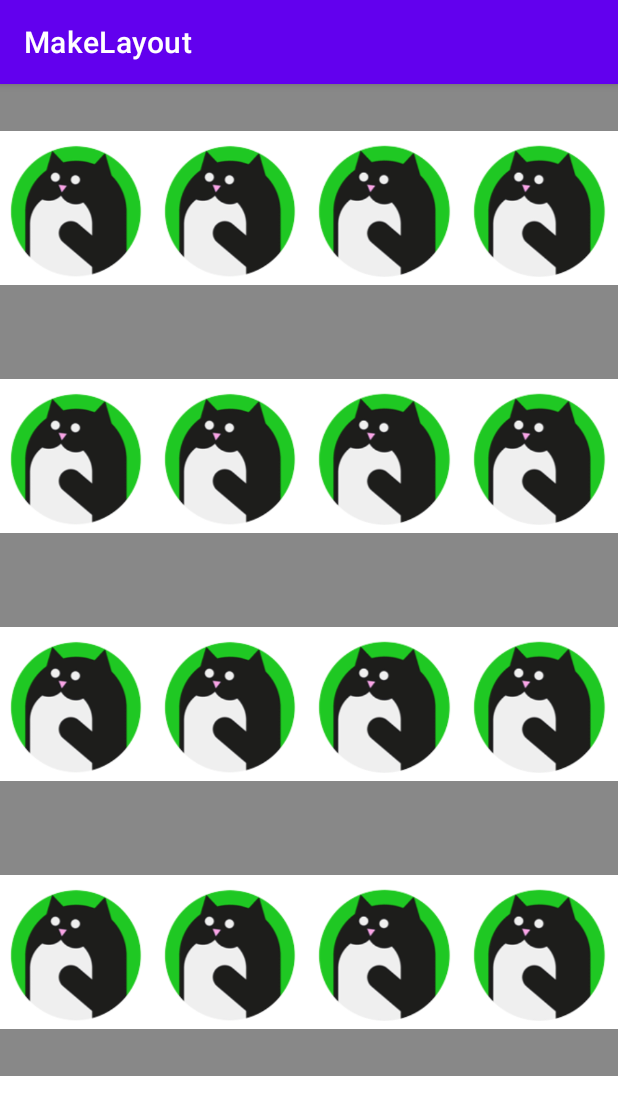
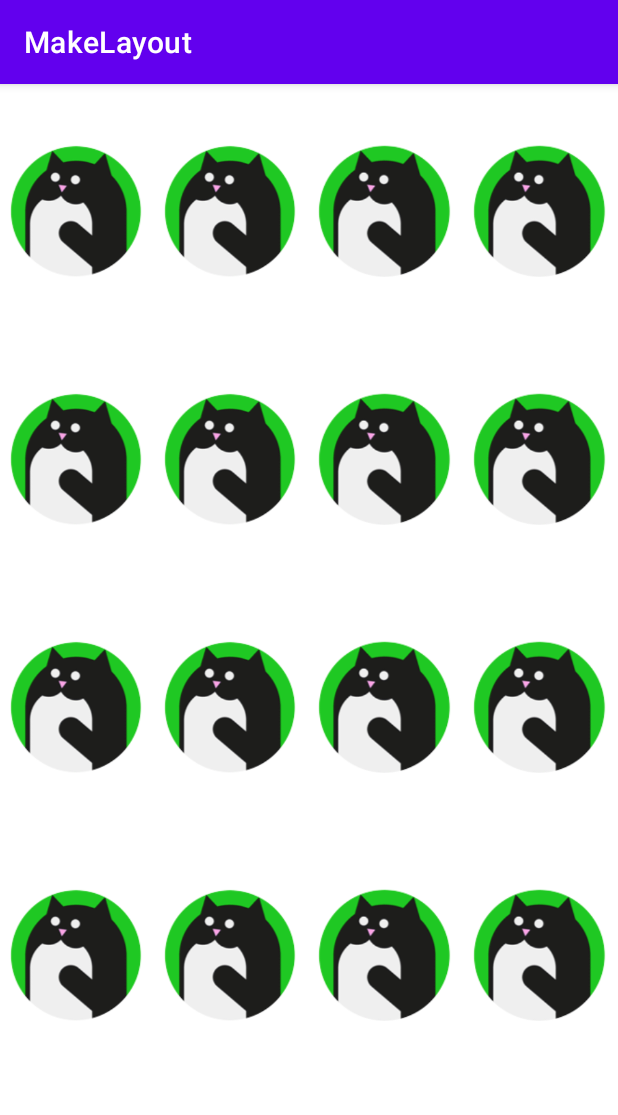
Before and after one commit to xitowzys-ISU/Memory-Game, an Android app: the screen it shows after launch (MainActivity), on a phone screen of 412 x 824 dp. Shown: the top 1115 px of the screen. Run offline under Robolectric (Android 15) with nearby library versions, the phone set to English and light mode, and no system bars.

Commit message:
⚙️ chore (MainActivity): delete extra code

```diff
--- a/app/src/main/java/com/example/makelayout/MainActivity.kt
+++ b/app/src/main/java/com/example/makelayout/MainActivity.kt
@@ -1,10 +1,7 @@
 package com.example.makelayout
 
-import android.graphics.Color
 import androidx.appcompat.app.AppCompatActivity
 import android.os.Bundle
-import android.util.Log
-import android.view.ViewGroup
 import android.widget.ImageView
 import android.widget.LinearLayout
 
@@ -29,7 +26,6 @@ class MainActivity : AppCompatActivity() {
         val rows = Array(4) {
             LinearLayout(applicationContext).apply {
                 orientation = LinearLayout.HORIZONTAL
-                setBackgroundColor(Color.GRAY)
                 for (j in 1..4) addView(catViews[(it) * 4 + (j - 1)])
             }
         }
```
